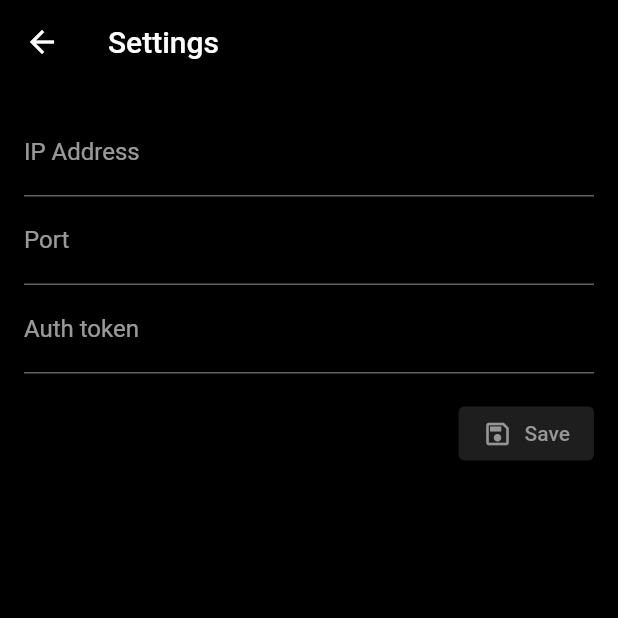
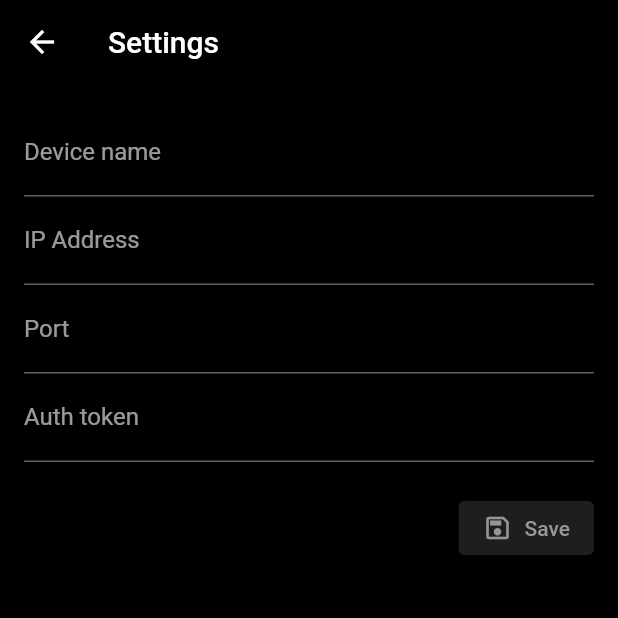
Before and after one commit to blazer404/Aoi-Remote-Client, a Flutter app: the SettingsPage screen opened directly, after a tap on "Save", on a phone screen of 412 x 824 dp, the top half of it. Run offline on Flutter 3.47's test engine with Material 3 defaults, Android fonts, the phone set to English and light mode, and no system bars; our stand-ins replace gradient_borders, shared_preferences; missing offline and left inert: flutter_vibrate; accounts and stored records are empty.

Commit message:
+ общий хелпер для настроек приложения ~ перенос методов сохранения/загрузки параметров сервера в хелпер - удаление ненужного мусора ~ минорные правки

```diff
--- /dev/null
+++ b/lib/core/Settings.dart
@@ -0,0 +1,32 @@
+import 'package:aoi_remote/const/SettingsConst.dart';
+import 'package:shared_preferences/shared_preferences.dart';
+
+class Settings {
+  static Future<SharedPreferences> _getPrefs() async {
+    return await SharedPreferences.getInstance();
+  }
+
+  /**
+   * Сохранить настройки устройства
+   */
+  static Future<void> saveDevice(Map<String, dynamic> data) async {
+    //todo нужна валидация полей (особенно ip и порт)
+    final prefs = await _getPrefs();
+    await prefs.setString(SettingsConst.DEVICE_NAME, data['name']);
+    await prefs.setString(SettingsConst.DEVICE_IP, data['ip']);
+    await prefs.setInt(SettingsConst.DEVICE_PORT, int.parse(data['port']));
+    await prefs.setString(SettingsConst.DEVICE_TOKEN, data['token']);
+  }
+
+  /**
+   * Загрузить настройки устройства
+   */
+  static Future<Map<String, dynamic>> loadDevice() async {
+    final prefs = await _getPrefs();
+    final name = prefs.getString(SettingsConst.DEVICE_NAME)?.toString() ?? '';
+    final ip = prefs.getString(SettingsConst.DEVICE_IP)?.toString() ?? '';
+    final port = prefs.getInt(SettingsConst.DEVICE_PORT)?.toString() ?? '';
+    final token = prefs.getString(SettingsConst.DEVICE_TOKEN)?.toString() ?? '';
+    return {'name': name, 'ip': ip, 'port': port, 'token': token};
+  }
+}
--- a/lib/view/settings/SettingsPage.dart
+++ b/lib/view/settings/SettingsPage.dart
@@ -1,10 +1,10 @@
-import 'package:aoi_remote/const/SettingsConst.dart';
 import 'package:aoi_remote/core/AppTheme.dart';
+import 'package:aoi_remote/core/Settings.dart';
 import 'package:aoi_remote/helpers/IpAddressInputFormatter.dart';
 import 'package:aoi_remote/helpers/Utils.dart';
 import 'package:flutter/material.dart';
 import 'package:flutter/services.dart';
-import 'package:shared_preferences/shared_preferences.dart';
+import 'package:flutter_vibrate/flutter_vibrate.dart';
 
 class SettingsPage extends StatefulWidget {
   @override
@@ -12,31 +12,39 @@ class SettingsPage extends StatefulWidget {
 }
 
 class _SettingsPageState extends State<SettingsPage> {
+  final TextEditingController nameController = TextEditingController();
   final TextEditingController ipController = TextEditingController();
   final TextEditingController portController = TextEditingController();
   final TextEditingController tokenController = TextEditingController();
 
-  //todo переписать на интерфейс
-  Future<void> _loadSettings() async {
-    final prefs = await SharedPreferences.getInstance();
-    ipController.text = prefs.getString(SettingsConst.DEVICE_IP)!.toString();
-    portController.text = prefs.getInt(SettingsConst.DEVICE_PORT)!.toString();
-    tokenController.text = prefs.getString(SettingsConst.DEVICE_TOKEN)!.toString();
+  static const String nameControllerLabel = 'Device name';
+  static const String ipControllerLabel = 'IP Address';
+  static const String portControllerLabel = 'Port';
+  static const String tokenControllerLabel = 'Auth token';
+
+  Future<void> _loadDevice() async {
+    Settings.loadDevice().then((value) {
+      nameController.text = value['name'];
+      ipController.text = value['ip'];
+      portController.text = value['port'];
+      tokenController.text = value['token'];
+    });
   }
 
-  //todo переписать на интерфейс + нужна валидация полей (для ip особенно)
-  Future<void> _saveSetting() async {
-    final prefs = await SharedPreferences.getInstance();
-    await prefs.setString(SettingsConst.DEVICE_IP, ipController.text);
-    await prefs.setInt(SettingsConst.DEVICE_PORT, int.parse(portController.text));
-    await prefs.setString(SettingsConst.DEVICE_TOKEN, tokenController.text);
-    Navigator.pop(context);
+  Future<void> _saveDevice() async {
+    final Map<String, dynamic> data = {
+      'name': nameController.text,
+      'ip': ipController.text,
+      'port': portController.text,
+      'token': tokenController.text,
+    };
+    Settings.saveDevice(data).then((value) => Navigator.pop(context));
   }
 
   @override
   Widget build(BuildContext context) {
     return FutureBuilder(
-      future: _loadSettings(),
+      future: _loadDevice(),
       builder: (context, snapshot) {
         if (snapshot.connectionState == ConnectionState.done) {
           return buildPageUI();
@@ -56,6 +64,10 @@ class _SettingsPageState extends State<SettingsPage> {
           crossAxisAlignment: CrossAxisAlignment.start,
           children: [
             TextField(
+              controller: nameController,
+              decoration: InputDecoration(labelText: nameControllerLabel),
+            ),
+            TextField(
               controller: ipController,
               inputFormatters: [
                 LengthLimitingTextInputFormatter(15),
@@ -63,11 +75,11 @@ class _SettingsPageState extends State<SettingsPage> {
                 IpAddressInputFormatter()
               ],
               keyboardType: TextInputType.numberWithOptions(decimal: true),
-              decoration: InputDecoration(labelText: 'IP Address'),
+              decoration: InputDecoration(labelText: ipControllerLabel),
             ),
             TextField(
               controller: portController,
-              decoration: InputDecoration(labelText: 'Port'),
+              decoration: InputDecoration(labelText: portControllerLabel),
               inputFormatters: [
                 LengthLimitingTextInputFormatter(5),
                 Utils.decimalFilter(),
@@ -76,14 +88,17 @@ class _SettingsPageState extends State<SettingsPage> {
             ),
             TextField(
               controller: tokenController,
-              decoration: InputDecoration(labelText: 'Auth token'),
+              decoration: InputDecoration(labelText: tokenControllerLabel),
             ),
-            SizedBox(height: 16.0),
+            SizedBox(height: 20),
             Row(
               mainAxisAlignment: MainAxisAlignment.end,
               children: [
                 ElevatedButton(
-                  onPressed: _saveSetting,
+                  onPressed: () => {
+                    Vibrate.feedback(FeedbackType.medium),
+                    _saveDevice(),
+                  },
                   style: ButtonStyle(backgroundColor: MaterialStatePropertyAll(AppTheme.backgroundColor)),
                   child: Row(
                     mainAxisSize: MainAxisSize.min,
```
Also changed, not shown: lib/core/device_settings/DeviceSettings.dart (deleted, +0 -37 lines), lib/core/device_settings/DeviceSettingsInterface.dart (deleted, +0 -11 lines).
